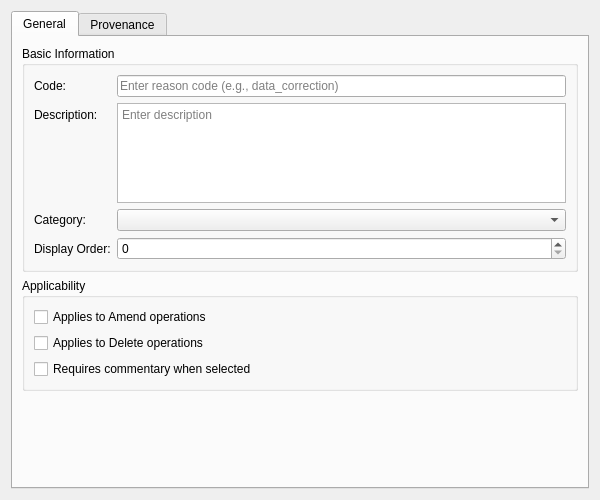
First picture: the form in projects/ores.qt/ui/ChangeReasonDetailDialog.ui, repository OreStudio/OreStudio, before the edit.
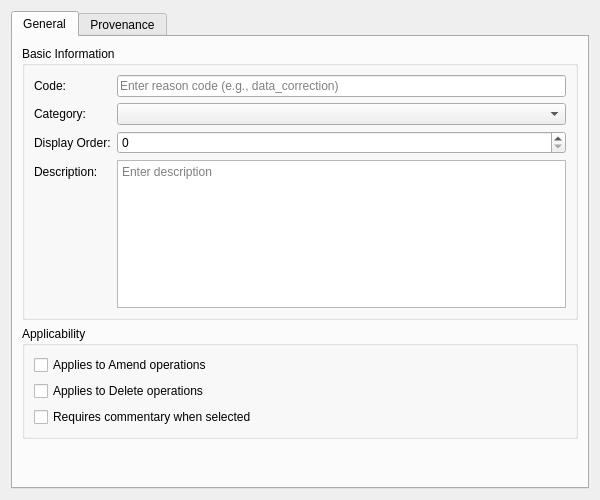
Second picture: the form after the edit. Custom widgets are drawn as their Qt base class.

Patch:
```diff
--- a/projects/ores.qt/ui/ChangeReasonDetailDialog.ui
+++ b/projects/ores.qt/ui/ChangeReasonDetailDialog.ui
@@ -57,49 +57,23 @@
            </widget>
           </item>
           <item row="1" column="0">
-           <widget class="QLabel" name="labelDescription">
-            <property name="text">
-             <string>Description:</string>
-            </property>
-           </widget>
-          </item>
-          <item row="1" column="1">
-           <widget class="QPlainTextEdit" name="descriptionEdit">
-            <property name="minimumSize">
-             <size>
-              <width>0</width>
-              <height>60</height>
-             </size>
-            </property>
-            <property name="maximumSize">
-             <size>
-              <width>16777215</width>
-              <height>100</height>
-             </size>
-            </property>
-            <property name="placeholderText">
-             <string>Enter description</string>
-            </property>
-           </widget>
-          </item>
-          <item row="2" column="0">
            <widget class="QLabel" name="labelCategoryCode">
             <property name="text">
              <string>Category:</string>
             </property>
            </widget>
           </item>
-          <item row="2" column="1">
+          <item row="1" column="1">
            <widget class="QComboBox" name="categoryCodeComboBox"/>
           </item>
-          <item row="3" column="0">
+          <item row="2" column="0">
            <widget class="QLabel" name="labelDisplayOrder">
             <property name="text">
              <string>Display Order:</string>
             </property>
            </widget>
           </item>
-          <item row="3" column="1">
+          <item row="2" column="1">
            <widget class="QSpinBox" name="displayOrderSpinBox">
             <property name="minimum">
              <number>0</number>
@@ -109,6 +83,32 @@
             </property>
            </widget>
           </item>
+          <item row="3" column="0">
+           <widget class="QLabel" name="labelDescription">
+            <property name="text">
+             <string>Description:</string>
+            </property>
+           </widget>
+          </item>
+          <item row="3" column="1">
+           <widget class="QPlainTextEdit" name="descriptionEdit">
+            <property name="minimumSize">
+             <size>
+              <width>0</width>
+              <height>80</height>
+             </size>
+            </property>
+            <property name="maximumSize">
+             <size>
+              <width>16777215</width>
+              <height>150</height>
+             </size>
+            </property>
+            <property name="placeholderText">
+             <string>Enter description</string>
+            </property>
+           </widget>
+          </item>
          </layout>
         </widget>
        </item>
```
